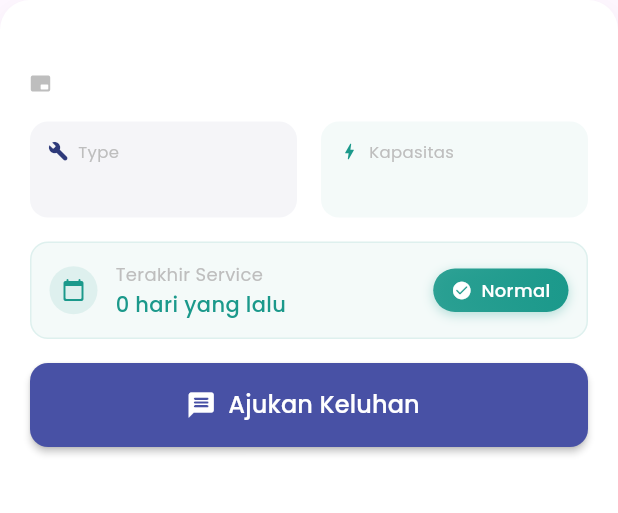
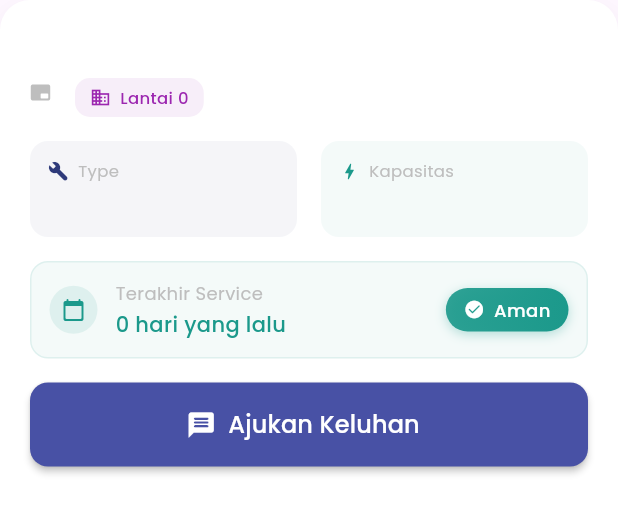
Before and after one commit to riyanari/ridho_teknik, a Flutter app: the ModernAcCard widget shown alone on an empty page, opened directly with empty values, on a phone screen of 412 x 824 dp. Shown: the top 513 px of the screen. Run offline on Flutter 3.47's test engine with Material 3 defaults, Android fonts, the light colour scheme and no system bars; our stand-ins replace awesome_dialog, badges, flutter_secure_storage, google_fonts, iconsax, image_picker and 2 more; missing offline and left inert: image_gallery_saver_plus; accounts and stored records are empty; network calls fail.

Commit message:
add keterangan lantai dan benahi informasi harus service

```diff
--- a/lib/pages/klien/widgets/modern_ac_card.dart
+++ b/lib/pages/klien/widgets/modern_ac_card.dart
@@ -6,56 +6,64 @@ import '../../../theme/theme.dart';
 class ModernAcCard extends StatelessWidget {
   final AcModel ac;
   final VoidCallback onTap;
-  // final VoidCallback onEdit;
-  // final VoidCallback onDelete;
 
   const ModernAcCard({
+    super.key,
     required this.ac,
     required this.onTap,
-    // required this.onEdit,
-    // required this.onDelete,
   });
 
+  int? get _daysSinceService {
+    final last = ac.terakhirService;
+    if (last == null) return null;
+    return DateTime.now().difference(last).inDays;
+  }
+
+  bool get _isNeedService {
+    final days = _daysSinceService;
+    if (days == null) return true;
+    return days >= 90;
+  }
+
   Color _getStatusColor() {
-    final last = ac.terakhirService ?? DateTime.now();
-    final daysSinceService = DateTime.now().difference(last).inDays;
-    if (daysSinceService <= 30) return kBoxMenuGreenColor;
-    if (daysSinceService <= 60) return kSecondaryColor;
-    return kBoxMenuRedColor;
+    return _isNeedService ? kBoxMenuRedColor : kBoxMenuGreenColor;
   }
 
   String _getStatusText() {
-    final last = ac.terakhirService ?? DateTime.now();
-    final daysSinceService = DateTime.now().difference(last).inDays;
-    if (daysSinceService <= 30) return 'Normal';
-    if (daysSinceService <= 60) return 'Perlu Cek';
-    return 'Perlu Service';
+    return _isNeedService ? 'Perlu Service' : 'Aman';
+  }
+
+  IconData _getStatusIcon() {
+    return _isNeedService
+        ? Icons.warning_amber_rounded
+        : Icons.check_circle_rounded;
   }
 
   Widget _buildServiceIndicator() {
-    final last = ac.terakhirService ?? DateTime.now();
-    final days = DateTime.now().difference(last).inDays;
     final statusColor = _getStatusColor();
     final statusText = _getStatusText();
 
     return Container(
       padding: const EdgeInsets.symmetric(horizontal: 12, vertical: 6),
       decoration: BoxDecoration(
-        gradient: days <= 30
+        gradient: !_isNeedService
             ? LinearGradient(
-          colors: [statusColor.withValues(alpha:0.9), statusColor],
+          colors: [statusColor.withValues(alpha: 0.9), statusColor],
         )
             : LinearGradient(
-          colors: [statusColor.withValues(alpha:0.1), statusColor.withValues(alpha:0.2)],
+          colors: [
+            statusColor.withValues(alpha: 0.1),
+            statusColor.withValues(alpha: 0.2),
+          ],
         ),
         borderRadius: BorderRadius.circular(20),
-        border: days > 30
-            ? Border.all(color: statusColor.withValues(alpha:0.3))
+        border: _isNeedService
+            ? Border.all(color: statusColor.withValues(alpha: 0.3))
             : null,
-        boxShadow: days <= 30
+        boxShadow: !_isNeedService
             ? [
           BoxShadow(
-            color: statusColor.withValues(alpha:0.3),
+            color: statusColor.withValues(alpha: 0.3),
             blurRadius: 6,
             offset: const Offset(0, 2),
           ),
@@ -66,9 +74,9 @@ class ModernAcCard extends StatelessWidget {
         mainAxisSize: MainAxisSize.min,
         children: [
           Icon(
-            _getStatusIcon(days),
+            _getStatusIcon(),
             size: 14,
-            color: days <= 30 ? Colors.white : statusColor,
+            color: !_isNeedService ? Colors.white : statusColor,
           ),
           const SizedBox(width: 6),
           Text(
@@ -76,7 +84,7 @@ class ModernAcCard extends StatelessWidget {
             style: primaryTextStyle.copyWith(
               fontSize: 12,
               fontWeight: medium,
-              color: days <= 30 ? Colors.white : statusColor,
+              color: !_isNeedService ? Colors.white : statusColor,
             ),
           ),
         ],
@@ -84,16 +92,14 @@ class ModernAcCard extends StatelessWidget {
     );
   }
 
-  IconData _getStatusIcon(int days) {
-    if (days <= 30) return Icons.check_circle_rounded;
-    if (days <= 60) return Icons.info_rounded;
-    return Icons.warning_amber_rounded;
+  String _serviceInfoText() {
+    final days = _daysSinceService;
+    if (days == null) return 'Belum pernah service';
+    return '$days hari yang lalu';
   }
 
   @override
   Widget build(BuildContext context) {
-    final last = ac.terakhirService ?? DateTime.now();
-    final daysSinceService = DateTime.now().difference(last).inDays;
     final statusColor = _getStatusColor();
 
     return GestureDetector(
@@ -104,7 +110,7 @@ class ModernAcCard extends StatelessWidget {
           borderRadius: BorderRadius.circular(20),
           boxShadow: [
             BoxShadow(
-              color: Colors.black.withValues(alpha:0.05),
+              color: Colors.black.withValues(alpha: 0.05),
               blurRadius: 15,
               offset: const Offset(0, 6),
             ),
@@ -116,10 +122,10 @@ class ModernAcCard extends StatelessWidget {
             crossAxisAlignment: CrossAxisAlignment.start,
             children: [
               Row(
-                mainAxisAlignment: MainAxisAlignment.spaceBetween,
+                crossAxisAlignment: CrossAxisAlignment.start,
                 children: [
-                  Column(
-                    mainAxisAlignment: MainAxisAlignment.start,
+                  Expanded(
+                    child: Column(
                       crossAxisAlignment: CrossAxisAlignment.start,
                       children: [
                         Text(
@@ -131,9 +137,19 @@ class ModernAcCard extends StatelessWidget {
                           maxLines: 2,
                           overflow: TextOverflow.ellipsis,
                         ),
+                        const SizedBox(height: 6),
+                        Wrap(
+                          spacing: 10,
+                          runSpacing: 8,
+                          children: [
                             Row(
+                              mainAxisSize: MainAxisSize.min,
                               children: [
-                          Icon(Icons.branding_watermark_rounded, size: 14, color: kGreyColor),
+                                Icon(
+                                  Icons.branding_watermark_rounded,
+                                  size: 14,
+                                  color: kGreyColor,
+                                ),
                                 const SizedBox(width: 6),
                                 Text(
                                   ac.merk,
@@ -141,79 +157,44 @@ class ModernAcCard extends StatelessWidget {
                                 ),
                               ],
                             ),
+                            Container(
+                              padding: const EdgeInsets.symmetric(
+                                horizontal: 10,
+                                vertical: 5,
+                              ),
+                              decoration: BoxDecoration(
+                                color: Colors.purple.withValues(alpha: 0.08),
+                                borderRadius: BorderRadius.circular(10),
+                              ),
+                              child: Row(
+                                mainAxisSize: MainAxisSize.min,
+                                children: [
+                                  const Icon(
+                                    Icons.business_outlined,
+                                    size: 14,
+                                    color: Colors.purple,
+                                  ),
+                                  const SizedBox(width: 6),
+                                  Text(
+                                    'Lantai ${ac.lantai}',
+                                    style: primaryTextStyle.copyWith(
+                                      fontSize: 11,
+                                      fontWeight: medium,
+                                      color: Colors.purple,
+                                    ),
+                                  ),
                                 ],
                               ),
-                  // PopupMenuButton<String>(
-                  //   icon: Icon(
-                  //     Icons.more_vert_rounded,
-                  //     color: kGreyColor.withValues(alpha:0.7),
-                  //   ),
-                  //   shape: RoundedRectangleBorder(
-                  //     borderRadius: BorderRadius.circular(12),
-                  //   ),
-                  //   elevation: 3,
-                  //   onSelected: (value) {
-                  //     if (value == 'edit') onEdit();
-                  //     if (value == 'delete') onDelete();
-                  //   },
-                  //   itemBuilder: (_) => [
-                  //     PopupMenuItem(
-                  //       value: 'edit',
-                  //       child: Row(
-                  //         children: [
-                  //           Container(
-                  //             padding: const EdgeInsets.all(4),
-                  //             decoration: BoxDecoration(
-                  //               color: kBoxMenuDarkBlueColor.withValues(alpha:0.1),
-                  //               shape: BoxShape.circle,
-                  //             ),
-                  //             child: Icon(
-                  //               Icons.edit_rounded,
-                  //               size: 16,
-                  //               color: kBoxMenuDarkBlueColor,
-                  //             ),
-                  //           ),
-                  //           const SizedBox(width: 12),
-                  //           Text(
-                  //             'Edit AC',
-                  //             style: primaryTextStyle.copyWith(fontSize: 14),
-                  //           ),
-                  //         ],
-                  //       ),
-                  //     ),
-                  //     const PopupMenuDivider(),
-                  //     PopupMenuItem(
-                  //       value: 'delete',
-                  //       child: Row(
-                  //         children: [
-                  //           Container(
-                  //             padding: const EdgeInsets.all(4),
-                  //             decoration: BoxDecoration(
-                  //               color: kBoxMenuRedColor.withValues(alpha:0.1),
-                  //               shape: BoxShape.circle,
-                  //             ),
-                  //             child: Icon(
-                  //               Icons.delete_rounded,
-                  //               size: 16,
-                  //               color: kBoxMenuRedColor,
-                  //             ),
-                  //           ),
-                  //           const SizedBox(width: 12),
-                  //           Text(
-                  //             'Hapus AC',
-                  //             style: errorTextStyle.copyWith(fontSize: 14),
-                  //           ),
-                  //         ],
-                  //       ),
-                  //     ),
-                  //   ],
-                  // ),
+                            ),
                           ],
                         ),
-
+                      ],
+                    ),
+                  ),
+                ],
+              ),
               const SizedBox(height: 16),
 
-              // AC Details Row
               Row(
                 children: [
                   _buildDetailItem(
@@ -233,20 +214,19 @@ class ModernAcCard extends StatelessWidget {
               ),
               const SizedBox(height: 16),
 
-              // Last Service Info
               Container(
                 padding: const EdgeInsets.all(12),
                 decoration: BoxDecoration(
-                  color: statusColor.withValues(alpha:0.05),
+                  color: statusColor.withValues(alpha: 0.05),
                   borderRadius: BorderRadius.circular(12),
-                  border: Border.all(color: statusColor.withValues(alpha:0.1)),
+                  border: Border.all(color: statusColor.withValues(alpha: 0.1)),
                 ),
                 child: Row(
                   children: [
                     Container(
                       padding: const EdgeInsets.all(8),
                       decoration: BoxDecoration(
-                        color: statusColor.withValues(alpha:0.1),
+                        color: statusColor.withValues(alpha: 0.1),
                         shape: BoxShape.circle,
                       ),
                       child: Icon(
@@ -266,7 +246,7 @@ class ModernAcCard extends StatelessWidget {
                           ),
                           const SizedBox(height: 2),
                           Text(
-                            '${daysSinceService} hari yang lalu',
+                            _serviceInfoText(),
                             style: primaryTextStyle.copyWith(
                               fontSize: 14,
                               fontWeight: medium,
@@ -282,7 +262,6 @@ class ModernAcCard extends StatelessWidget {
               ),
               const SizedBox(height: 16),
 
-              // Single Action Button - Ajukan Keluhan
               ElevatedButton.icon(
                 onPressed: onTap,
                 style: ElevatedButton.styleFrom(
@@ -294,7 +273,7 @@ class ModernAcCard extends StatelessWidget {
                   ),
                   elevation: 2,
                 ),
-                icon: Icon(Icons.message_rounded, size: 20),
+                icon: const Icon(Icons.message_rounded, size: 20),
                 label: Text(
                   'Ajukan Keluhan',
                   style: whiteTextStyle.copyWith(
@@ -320,7 +299,7 @@ class ModernAcCard extends StatelessWidget {
       child: Container(
         padding: const EdgeInsets.all(12),
         decoration: BoxDecoration(
-          color: color.withValues(alpha:0.05),
+          color: color.withValues(alpha: 0.05),
           borderRadius: BorderRadius.circular(12),
         ),
         child: Column(
```
Also changed, not shown: lib/pages/klien/ac_list_page.dart (+84 -12 lines), lib/pages/klien/widgets/modern_lokasi_card.dart (+9 -12 lines). Lines whose indentation alone changed are shown as unchanged.
